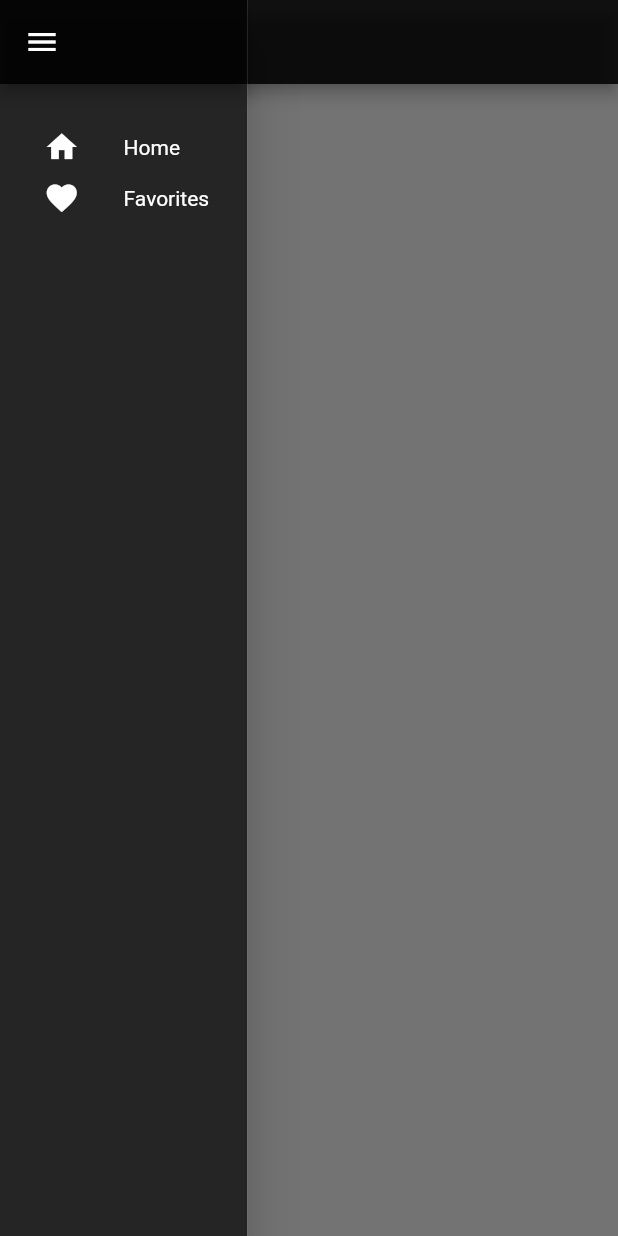
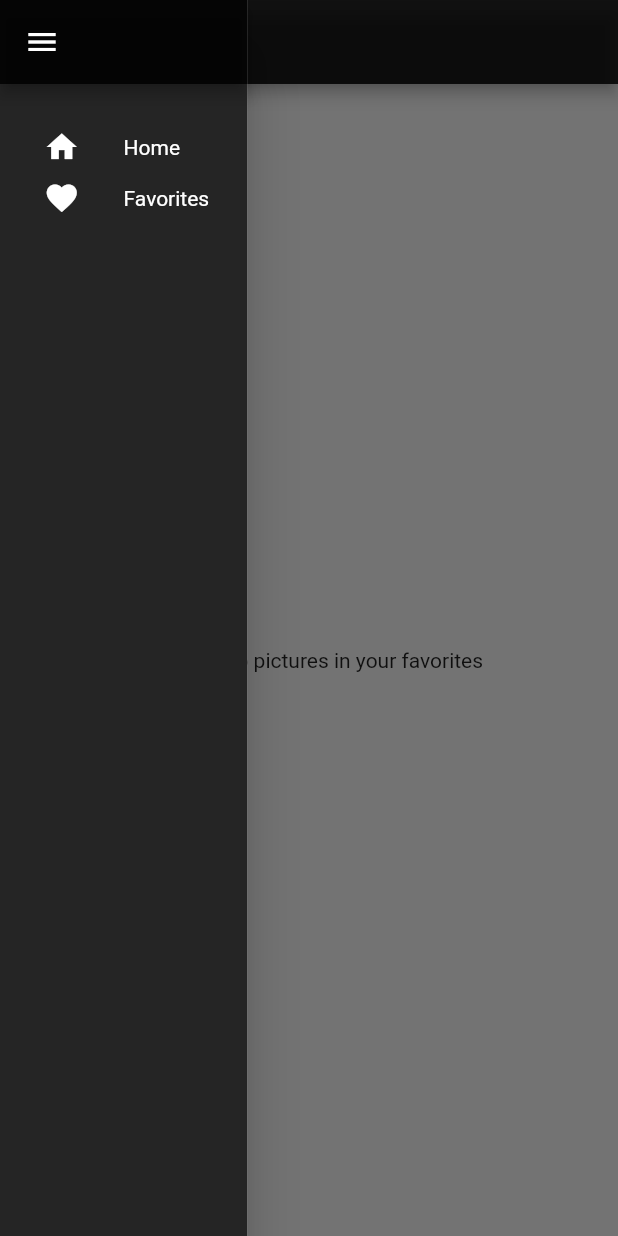
Before and after one commit to Bigghead/Spacey-Boi, a Flutter app: the FavoritePage screen opened directly, with the side drawer open, on a phone screen of 412 x 824 dp. Run offline on Flutter 3.47's test engine with Material 2 defaults, Android fonts, the phone set to English and light mode, and no system bars; our stand-ins replace shared_preferences; accounts and stored records are empty; network calls fail.

Commit message:
chage favorites to stateful to show data from prefs

```diff
--- a/lib/Pages/FavoritePage/favorite_page.dart
+++ b/lib/Pages/FavoritePage/favorite_page.dart
@@ -1,8 +1,46 @@
+import 'dart:async';
+
 import 'package:flutter/material.dart';
+import 'package:shared_preferences/shared_preferences.dart';
 
 import '../../UI/side_drawer.dart';
 
-class FavoritePage extends StatelessWidget {
+class FavoritePage extends StatefulWidget {
+
+  @override
+    State<StatefulWidget> createState() {
+      // TODO: implement createState
+      return _FavoritePageState();
+    }
+}
+
+
+class _FavoritePageState extends State<FavoritePage> {
+
+  Future<SharedPreferences> _prefs = SharedPreferences.getInstance();
+  List<String> _favorites = [];
+
+  @override
+    void initState() {
+      // TODO: implement initState
+      super.initState();
+      _getFavorites();
+    }
+
+
+  Future<Null> _getFavorites() async {
+    try {
+      var prefs     = await _prefs;
+      var favorites = prefs.getStringList('favorites');
+      if( favorites != null ) {
+        setState(() {
+                _favorites = List.from(favorites);
+              });
+      }
+    } catch( e ) { print(e); }
+
+  }
+
 
   @override
     Widget build(BuildContext context) {
@@ -13,7 +51,13 @@ class FavoritePage extends StatelessWidget {
         ),
         drawer: SideDrawer(),
         body: Container(
-          child: Text('hello'),
+          child: _favorites.isEmpty
+            ? Center(child: Text('You have no pictures in your favorites'),)
+            : Center(
+              child: Column(
+                children: _favorites.map((f) => Text(f)).toList(),
+              ),
+            ),
         ),
       );
     }
```
Also changed, not shown: lib/Pages/GalleryViewPage/gallery_view_page.dart (+7 -0 lines).
